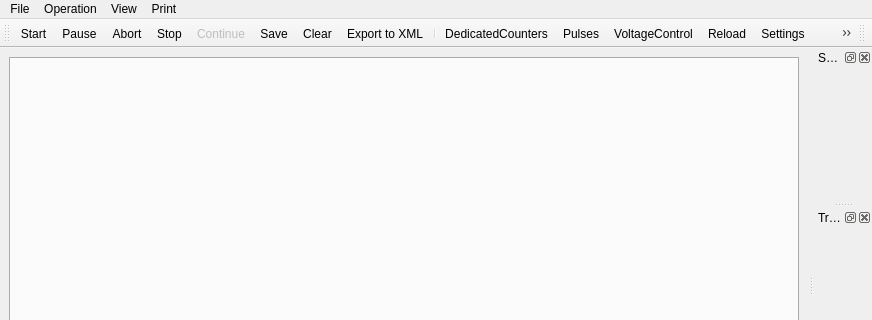
Above: ui/Experiment.ui from MonroeQuantumNetworks/IonControl before the change; both pictures show x 0 to 872 and y 0 to 320 of the 872 by 808 pixel window. Below: the same form after it.
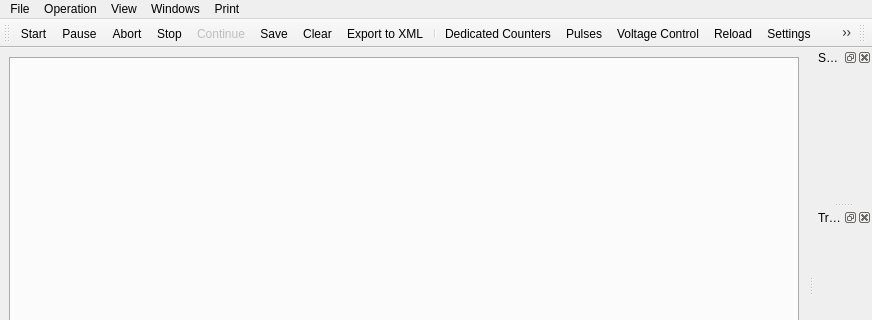
That is the form after the change. Icons and pictures are not drawn.

Diff of the .ui file:
```diff
--- a/ui/Experiment.ui
+++ b/ui/Experiment.ui
@@ -101,9 +101,20 @@
      <string>Print</string>
     </property>
    </widget>
+   <widget class="QMenu" name="menuWindows">
+    <property name="title">
+     <string>Windows</string>
+    </property>
+    <addaction name="actionLogic"/>
+    <addaction name="actionVoltageControl"/>
+    <addaction name="actionDedicatedCounters"/>
+    <addaction name="actionPulses"/>
+    <addaction name="actionMeasurementLog"/>
+   </widget>
    <addaction name="menuFile"/>
    <addaction name="menuOperation"/>
    <addaction name="menuView"/>
+   <addaction name="menuWindows"/>
    <addaction name="menuPrint"/>
   </widget>
   <widget class="QDockWidget" name="dockWidgetConsole">
@@ -370,7 +381,7 @@
      <normaloff>:/openicon/icons/gnome-power-statistics.png</normaloff>:/openicon/icons/gnome-power-statistics.png</iconset>
    </property>
    <property name="text">
-    <string>DedicatedCounters</string>
+    <string>Dedicated Counters</string>
    </property>
    <property name="toolTip">
     <string>Dedicated Counters</string>
@@ -382,7 +393,7 @@
      <normaloff>:/openicon/icons/pictogram-din-w008-electricisty.png</normaloff>:/openicon/icons/pictogram-din-w008-electricisty.png</iconset>
    </property>
    <property name="text">
-    <string>VoltageControl</string>
+    <string>Voltage Control</string>
    </property>
    <property name="toolTip">
     <string>Voltage Control</string>
@@ -432,7 +443,7 @@
      <normaloff>:/petersIcons/icons/Owwnotebook_icon.png</normaloff>:/petersIcons/icons/Owwnotebook_icon.png</iconset>
    </property>
    <property name="text">
-    <string>MeasurementLog</string>
+    <string>Measurement Log</string>
    </property>
    <property name="toolTip">
     <string>Measurement Log</string>
```
Left out of the diff: 51 changed lines with no effect on the pictures.
